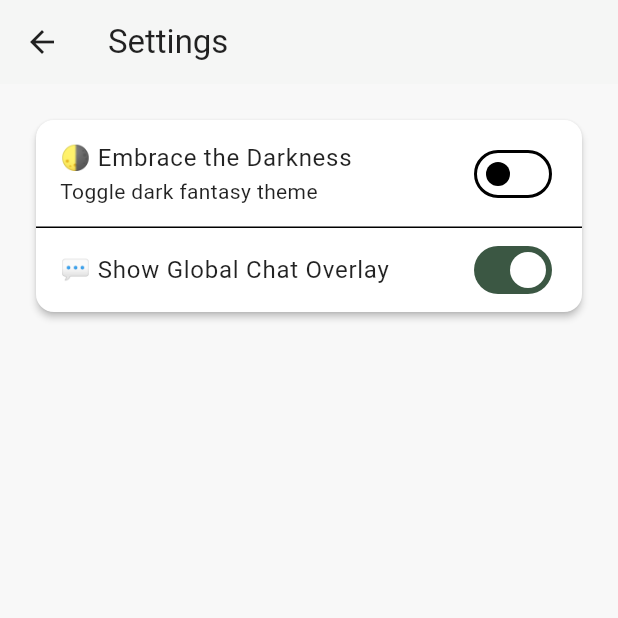
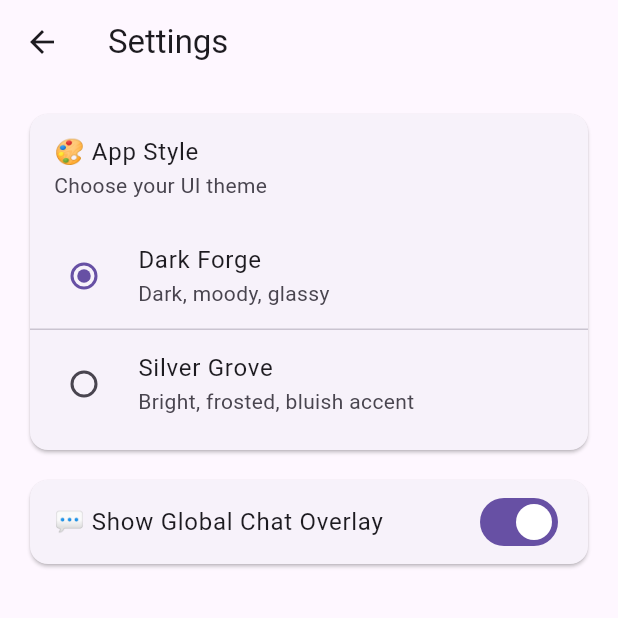
Before and after one commit to wolfgangkle/roots_app, a Flutter app: the SettingsScreen screen opened directly, on a phone screen of 412 x 824 dp, the top half of it. Run offline on Flutter 3.47's test engine with Material 3 defaults, Android fonts, the phone set to English and light mode, and no system bars; our stand-ins replace cloud_firestore, cloud_functions, firebase_auth, firebase_core, rxdart; accounts and stored records are empty.

Commit message:
UI rework part 2 with token stuff

```diff
--- a/lib/modules/settings/views/settings_screen.dart
+++ b/lib/modules/settings/views/settings_screen.dart
@@ -1,6 +1,7 @@
 import 'package:flutter/material.dart';
 import 'package:provider/provider.dart';
 import 'package:roots_app/modules/settings/models/user_settings_model.dart';
+import 'package:roots_app/theme/app_style_manager.dart';
 
 class SettingsScreen extends StatelessWidget {
   const SettingsScreen({super.key});
@@ -8,23 +9,49 @@ class SettingsScreen extends StatelessWidget {
   @override
   Widget build(BuildContext context) {
     final settings = context.watch<UserSettingsModel>();
+    final styleMgr = context.watch<StyleManager>();
 
     return Scaffold(
       appBar: AppBar(title: const Text('Settings')),
       body: ListView(
         padding: const EdgeInsets.all(16),
         children: [
+          // 🎨 Theme / Style picker
+          Card(
+            child: Column(
+              crossAxisAlignment: CrossAxisAlignment.start,
+              children: [
+                const ListTile(
+                  title: Text('🎨 App Style'),
+                  subtitle: Text('Choose your UI theme'),
+                ),
+                RadioListTile<AppTheme>(
+                  title: const Text('Dark Forge'),
+                  subtitle: const Text('Dark, moody, glassy'),
+                  value: AppTheme.darkForge,
+                  groupValue: styleMgr.current,
+                  onChanged: (v) => context.read<StyleManager>().setTheme(v!),
+                ),
+                const Divider(height: 0),
+                RadioListTile<AppTheme>(
+                  title: const Text('Silver Grove'),
+                  subtitle: const Text('Bright, frosted, bluish accent'),
+                  value: AppTheme.silverGrove,
+                  groupValue: styleMgr.current,
+                  onChanged: (v) => context.read<StyleManager>().setTheme(v!),
+                ),
+                const SizedBox(height: 8),
+              ],
+            ),
+          ),
+
+          const SizedBox(height: 12),
+
+          // 💬 Other toggles you already had
           Card(
             child: Column(
               children: [
-                SwitchListTile(
-                  title: const Text('🌗 Embrace the Darkness'),
-                  subtitle: const Text('Toggle dark fantasy theme'),
-                  value: settings.darkMode,
-                  onChanged: settings.setDarkMode,
-                  contentPadding: const EdgeInsets.symmetric(horizontal: 16),
-                ),
-                const Divider(height: 0),
+                // Old dark mode toggle removed 🚫
                 SwitchListTile(
                   title: const Text('💬 Show Global Chat Overlay'),
                   value: settings.showChatOverlay,
--- /dev/null
+++ b/lib/theme/app_style_manager.dart
@@ -0,0 +1,40 @@
+import 'package:flutter/material.dart';
+import 'tokens.dart';
+import 'dark_forge.dart';
+import 'silver_grove.dart';
+
+/// Enum for your selectable themes
+enum AppTheme {
+  darkForge,
+  silverGrove,
+}
+
+/// Global tokens reference for legacy callers.
+/// It stays in sync with StyleManager.
+AppStyleTokens kStyle = darkForge;
+
+class StyleManager extends ChangeNotifier {
+  AppTheme _current = AppTheme.darkForge;
+
+  static final Map<AppTheme, AppStyleTokens> _styles = {
+    AppTheme.darkForge: darkForge,
+    AppTheme.silverGrove: silverGrove,
+  };
+
+  /// Read the active tokens (for widgets using Provider)
+  AppStyleTokens get currentStyle => _styles[_current]!;
+
+  /// Read which enum is active (useful for radio buttons)
+  AppTheme get current => _current;
+
+  /// Change theme and notify listeners (also updates kStyle for legacy code)
+  void setTheme(AppTheme theme) {
+    if (_current == theme) return;
+    _current = theme;
+    kStyle = _styles[theme]!;
+    notifyListeners();
+  }
+
+  /// Optional helper if you ever need names in UI
+  String get currentName => _current.name;
+}
--- /dev/null
+++ b/lib/theme/dark_forge.dart
@@ -0,0 +1,24 @@
+import 'package:flutter/material.dart';
+import 'tokens.dart';
+
+const darkForge = AppStyleTokens(
+  glass: GlassTokens(
+    baseColor: Color(0xFF1A1A1A),
+    opacity: 0.28,
+    blurSigma: 10,
+    showBorder: false,
+    cornerGap: 16,
+  ),
+  background: BackgroundTokens(
+    assetPath: 'assets/images/backgrounds/roots_global_background.png',
+    blurSigma: 26,
+    darken: 0.36,
+    lightenAdd: 0.0,
+  ),
+  textOnGlass: TextOnGlassTokens(
+    primary: Colors.white,
+    secondary: Colors.white,
+    subtle: Colors.white,
+  ),
+  radius: RadiusTokens(card: 14),
+);
--- /dev/null
+++ b/lib/theme/silver_grove.dart
@@ -0,0 +1,24 @@
+import 'package:flutter/material.dart';
+import 'tokens.dart';
+
+const silverGrove = AppStyleTokens(
+  glass: GlassTokens(
+    baseColor: Color(0xFFFAFAFA),
+    opacity: 0.16,
+    blurSigma: 20,
+    showBorder: false,
+    cornerGap: 18,
+  ),
+  background: BackgroundTokens(
+    assetPath: 'assets/images/backgrounds/roots_global_background.png',
+    blurSigma: 24,
+    darken: 0.12,
+    lightenAdd: 0.1,
+  ),
+  textOnGlass: TextOnGlassTokens(
+    primary: Color(0xFF1B1B1B),
+    secondary: Color(0xFF2C2C2C),
+    subtle: Color(0xFF5F5F5F),
+  ),
+  radius: RadiusTokens(card: 18),
+);
--- a/lib/widgets/global_background.dart
+++ b/lib/widgets/global_background.dart
@@ -1,44 +1,60 @@
 import 'dart:ui';
 import 'package:flutter/material.dart';
+import 'package:roots_app/theme/tokens.dart';
+import 'package:provider/provider.dart';
+import 'package:roots_app/theme/app_style_manager.dart';
 
 class GlobalBackground extends StatelessWidget {
   final Widget child;
 
-  /// Tweak these if you want more/less mood later
-  final double blurSigma;
-  final double darken; // 0..1
+  // Optional overrides (usually keep null to use tokens)
+  final double? blurSigma;
+  final double? darken;
+  final double? lightenAdd;
+  final String? assetPathOverride;
 
   const GlobalBackground({
     super.key,
     required this.child,
-    this.blurSigma = 26,   // strong blur for that “hint of scene” (20-34)
-    this.darken = 0.28,    // subtle darkening so glass panels pop (0.28 - 0.45)
+    this.blurSigma,
+    this.darken,
+    this.lightenAdd,
+    this.assetPathOverride,
   });
 
   @override
   Widget build(BuildContext context) {
+    final bg = context.watch<StyleManager>().currentStyle.background;
+
+    final effectiveBlur     = blurSigma   ?? bg.blurSigma;
+    final effectiveDarken   = darken      ?? bg.darken;
+    final effectiveLightAdd = lightenAdd  ?? bg.lightenAdd;
+    final assetPath         = assetPathOverride ?? bg.assetPath;
+
     return Stack(
       children: [
-        // Scenic image
+        // Base image (optionally additive-brightened)
         Positioned.fill(
           child: Image.asset(
-            'assets/images/backgrounds/roots_global_background.png',
+            assetPath,
             fit: BoxFit.cover,
             filterQuality: FilterQuality.low,
+            color: effectiveLightAdd > 0 ? Colors.white.withOpacity(effectiveLightAdd) : null,
+            colorBlendMode: effectiveLightAdd > 0 ? BlendMode.plus : null,
           ),
         ),
 
-        // Global blur layer
+        // Global blur
         Positioned.fill(
           child: IgnorePointer(
             child: ImageFiltered(
-              imageFilter: ImageFilter.blur(sigmaX: blurSigma, sigmaY: blurSigma),
+              imageFilter: ImageFilter.blur(sigmaX: effectiveBlur, sigmaY: effectiveBlur),
               child: const SizedBox.expand(),
             ),
           ),
         ),
 
-        // Subtle dark gradient (top→bottom)
+        // Dark gradient for contrast
         Positioned.fill(
           child: IgnorePointer(
             child: DecoratedBox(
@@ -47,8 +63,8 @@ class GlobalBackground extends StatelessWidget {
                   begin: Alignment.topCenter,
                   end: Alignment.bottomCenter,
                   colors: [
-                    Colors.black.withOpacity(darken + 0.10),
-                    Colors.black.withOpacity(darken),
+                    Colors.black.withOpacity(effectiveDarken + 0.10),
+                    Colors.black.withOpacity(effectiveDarken),
                   ],
                 ),
               ),
@@ -56,7 +72,6 @@ class GlobalBackground extends StatelessWidget {
           ),
         ),
 
-        // Content on top
         child,
       ],
     );
```
Also changed, not shown: lib/main.dart (+8 -91 lines), lib/modules/settings/models/user_settings_model.dart (+3 -27 lines), lib/modules/village/widgets/village_card.dart (+20 -15 lines), lib/theme/tokens.dart (+24 -27 lines), lib/widgets/mini_glass_card.dart (+54 -64 lines).
